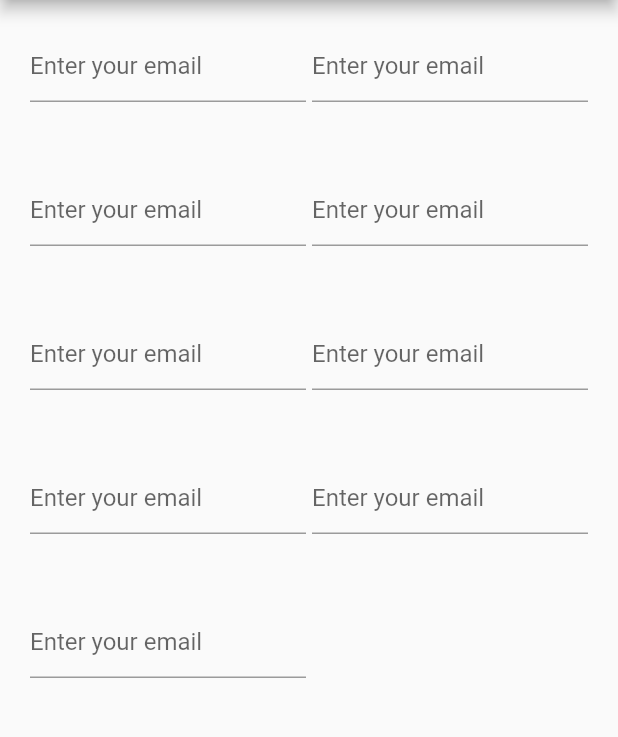
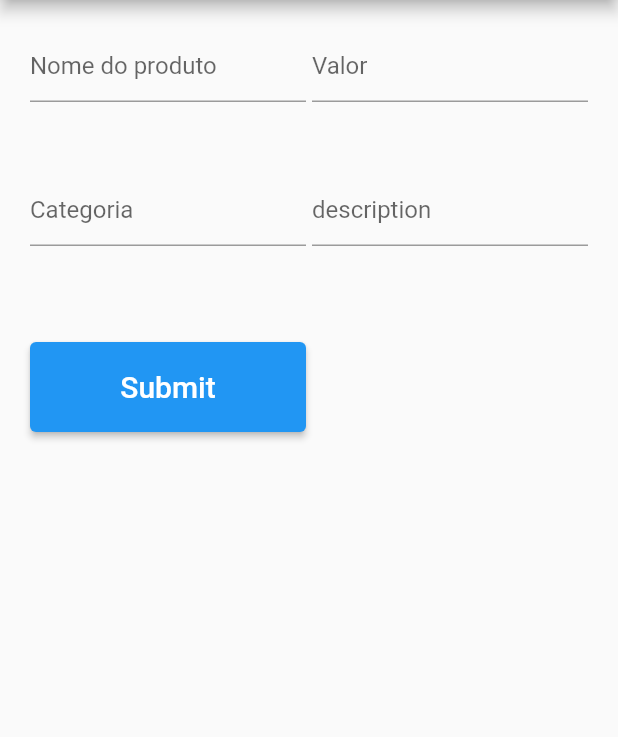
Before and after one commit to GuilhermeLis/deliza, a Flutter app: the SingUp screen opened directly, on a phone screen of 412 x 824 dp, the part 84-821 px from its top. Run offline on Flutter 3.47's test engine with Material 2 defaults, Android fonts, the phone set to English and light mode, and no system bars.

Commit message:
adicionar pizzas

```diff
--- a/lib/screens/SingUp/singup.dart
+++ b/lib/screens/SingUp/singup.dart
@@ -1,4 +1,6 @@
 import 'package:flutter/material.dart';
+import '../../service/dataBase.dart';
+import '../../service/tables/pizza.dart';
 
 class SingUp extends StatefulWidget {
   SingUp({Key key}) : super(key: key);
@@ -9,6 +11,11 @@ class SingUp extends StatefulWidget {
 
 class _SingUpState extends State<SingUp> {
   final GlobalKey<FormState> _formKey = GlobalKey<FormState>();
+  TextEditingController completNameController = TextEditingController();
+  TextEditingController valorController = TextEditingController();
+  TextEditingController categoryController = TextEditingController();
+  TextEditingController descriptionController = TextEditingController();
+
   @override
   Widget build(BuildContext context) {
     return Scaffold(
@@ -27,65 +34,82 @@ class _SingUpState extends State<SingUp> {
           children: <Widget>[
             Container(
               child: TextFormField(
+                controller: completNameController,
                 decoration: const InputDecoration(
-                  hintText: 'Enter your email',
+                  hintText: 'Nome do produto',
                 ),
+                validator: (String value) {
+                  if (value == null || value.isEmpty) {
+                    return 'Please enter some text';
+                  }
+                  return null;
+                },
               ),
             ),
             Container(
               child: TextFormField(
+                controller: valorController,
                 decoration: const InputDecoration(
-                  hintText: 'Enter your email',
+                  hintText: 'Valor',
                 ),
+                validator: (String value) {
+                  if (value == null || value.isEmpty) {
+                    return 'Você deve preencher esse input com alguma coisa';
+                  } else {
+                    var newNumber = double.tryParse(value);
+                    if (newNumber == null) {
+                      return 'Please enter with a number';
+                    }
+                    return null;
+                  }
+                },
               ),
             ),
             Container(
               child: TextFormField(
+                controller: categoryController,
                 decoration: const InputDecoration(
-                  hintText: 'Enter your email',
+                  hintText: 'Categoria',
                 ),
+                validator: (String value) {
+                  if (value == null || value.isEmpty) {
+                    return 'Please enter some text';
+                  }
+                  return null;
+                },
               ),
             ),
             Container(
               child: TextFormField(
+                controller: descriptionController,
                 decoration: const InputDecoration(
-                  hintText: 'Enter your email',
+                  hintText: 'description',
                 ),
+                validator: (String value) {
+                  if (value == null || value.isEmpty) {
+                    return 'Please enter some text';
+                  }
+                  return null;
+                },
               ),
             ),
-            Container(
-              child: TextFormField(
-                decoration: const InputDecoration(
-                  hintText: 'Enter your email',
-                ),
-              ),
-            ),
-            Container(
-              child: TextFormField(
-                decoration: const InputDecoration(
-                  hintText: 'Enter your email',
-                ),
-              ),
-            ),
-            Container(
-              child: TextFormField(
-                decoration: const InputDecoration(
-                  hintText: 'Enter your email',
-                ),
-              ),
-            ),
-            Container(
-              child: TextFormField(
-                decoration: const InputDecoration(
-                  hintText: 'Enter your email',
-                ),
-              ),
-            ),
-            Container(
-              child: TextFormField(
-                decoration: const InputDecoration(
-                  hintText: 'Enter your email',
-                ),
+            Padding(
+              padding: const EdgeInsets.symmetric(vertical: 16.0),
+              child: ElevatedButton(
+                onPressed: () {
+                  // Validate will return true if the form is valid, or false if
+                  // the form is invalid.
+                  if (_formKey.currentState.validate()) {
+                    // Process data.
+                    var newPizza = Pizza(
+                        completNameController.text,
+                        valorController.text,
+                        categoryController.text,
+                        descriptionController.text);
+                    pizzas.add(newPizza);
+                  }
+                },
+                child: Text('Submit', style: new TextStyle(fontSize: 20)),
               ),
             ),
           ],
--- /dev/null
+++ b/lib/service/dataBase.dart
@@ -0,0 +1,3 @@
+import './tables/pizza.dart';
+
+var pizzas = List<Pizza>();
--- /dev/null
+++ b/lib/service/tables/pizza.dart
@@ -0,0 +1,14 @@
+class Pizza {
+  String completName;
+  double valor;
+  String category;
+  String description;
+  bool bought = false;
+
+  Pizza(String completName, String valor, String category, String description) {
+    this.completName = completName;
+    this.valor = double.parse(valor);
+    this.category = category;
+    this.description = description;
+  }
+}
```
